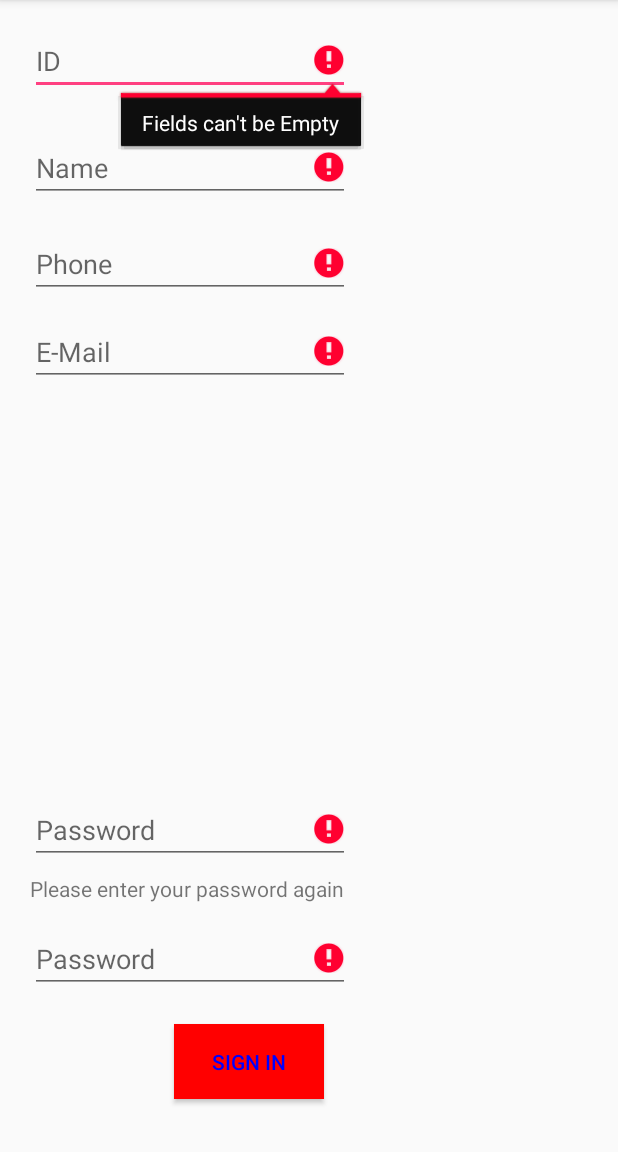
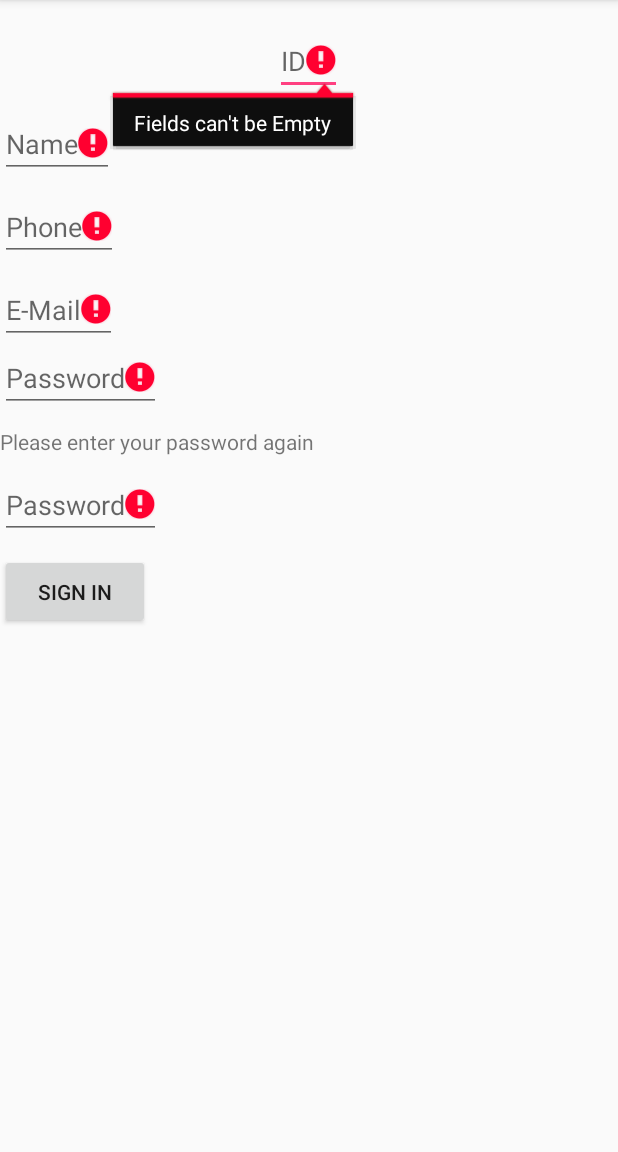
Before and after one commit to RaphBloch/DriverApp, an Android app: the RegisterActivity screen opened directly, with no data from a screen before it, on a phone screen of 412 x 824 dp, the part 84-1236 px from its top. Run offline under Robolectric (Android 15) with nearby library versions, the phone set to English and light mode, and no system bars.

Commit message:
debut2emeappli

```diff
--- a/app/src/main/java/com/example/elie/driverapp/MainActivity.java
+++ b/app/src/main/java/com/example/elie/driverapp/MainActivity.java
@@ -51,11 +51,11 @@ public class MainActivity extends AppCompatActivity
         if(sharedPreferences.contains(Pass))
             Password.setText(sharedPreferences.getString(Pass,""));
 
-       FireBase_DSManager.notifyToDriverList(new FireBase_DSManager.NotifyDataChange<List<Driver>>() {
+        FireBase_DSManager.notifyToDriverList(new FireBase_DSManager.NotifyDataChange<List<Driver>>() {
             @Override
             public void OnDataChanged(List<Driver> obj)
             {
-                Toast.makeText(getBaseContext(),"Essai",Toast.LENGTH_LONG).show();
+                Toast.makeText(getBaseContext(),"UN Driver A ETE RAJOUTE JTM",Toast.LENGTH_SHORT).show();
 
             }
 
@@ -66,6 +66,8 @@ public class MainActivity extends AppCompatActivity
 
             }
         });
+
+
 
     }
 
@@ -104,11 +106,12 @@ public class MainActivity extends AppCompatActivity
             @Override
             public void onClick(View v)
             {
-                Store(v);
+               // Store(v);
                 Driver d= new Driver(i);
                 FireBase_DSManager fireBase_dsManager = new FireBase_DSManager();
                 fireBase_dsManager.addDriver(d);
                 i++;
+
             }
 
 
--- a/app/src/main/java/com/example/elie/driverapp/Model/DS/FireBase_DSManager.java
+++ b/app/src/main/java/com/example/elie/driverapp/Model/DS/FireBase_DSManager.java
@@ -96,7 +96,7 @@ public class FireBase_DSManager
             @Override
             public void onSuccess(Void aVoid) {
                 action.OnSuccess(driver.getName());
-                action.OnProgress("Load Clientrequest data",100);
+                action.OnProgress("Load Driver data",100);
             }
         }).addOnFailureListener(new OnFailureListener() {
             @Override
@@ -129,6 +129,7 @@ public class FireBase_DSManager
                 ClientRequest c = dataSnapshot.getValue(ClientRequest.class);
                 String ID = dataSnapshot.getKey();
                 c.setId(Integer.parseInt(ID));
+                ClientsList.add(c);
                 notifyDataChange.OnDataChanged(ClientsList);
             }
 
@@ -148,8 +149,9 @@ public class FireBase_DSManager
             }
 
             @Override
-            public void onCancelled(DatabaseError databaseError) {
-
+            public void onCancelled(DatabaseError databaseError)
+            {
+                notifyDataChange.OnFailure(databaseError.toException());
             }
         };
 
@@ -164,13 +166,14 @@ public class FireBase_DSManager
 
     {
         if(notifyDataChange !=  null)
-        {
-            if(clientRefChildEventListener != null)
+
+            if(driverRefChildEventListener != null)
             {
                 notifyDataChange.OnFailure(new Exception("No change"));
                 return;
             }
 
+            DriversList.clear();
 
 
             driverRefChildEventListener= new ChildEventListener() {
@@ -178,8 +181,9 @@ public class FireBase_DSManager
                 public void onChildAdded(DataSnapshot dataSnapshot, String s)
                 {
                     Driver d = dataSnapshot.getValue(Driver.class);
-                    String ID = dataSnapshot.getKey();
+                    String ID= dataSnapshot.getKey();
                     d.setID(Integer.parseInt(ID));
+                    DriversList.add(d);
                     notifyDataChange.OnDataChanged(DriversList);
                 }
 
@@ -200,20 +204,22 @@ public class FireBase_DSManager
 
                 @Override
                 public void onCancelled(DatabaseError databaseError) {
+                    notifyDataChange.OnFailure(databaseError.toException());
 
                 }
             };
 
             DriversRef.addChildEventListener(driverRefChildEventListener);
         }
-    }
 
 
+        public static void   stopNotifyToClientList()
+         {
 
+                    if  (clientRefChildEventListener  !=  null )
+                            ClientsRef.removeEventListener(clientRefChildEventListener);
+                    clientRefChildEventListener=null;
 
+        }
 
-
-
-
-
-}
+    }
--- a/app/src/main/java/com/example/elie/driverapp/Model/Entities/Driver.java
+++ b/app/src/main/java/com/example/elie/driverapp/Model/Entities/Driver.java
@@ -63,7 +63,7 @@ public class Driver implements Serializable
 
     public Driver(int i)
     {
-        Name="rr";
+        Name="meir";
         Phone="065";
         ID=i;
         Mail="@";
--- a/app/src/main/res/layout/activity_register.xml
+++ b/app/src/main/res/layout/activity_register.xml
@@ -1,5 +1,5 @@
 <?xml version="1.0" encoding="utf-8"?>
-<RelativeLayout
+<ScrollView
     xmlns:android="http://schemas.android.com/apk/res/android"
     xmlns:app="http://schemas.android.com/apk/res-auto"
     xmlns:tools="http://schemas.android.com/tools"
@@ -8,21 +8,17 @@
     tools:context=".RegisterActivity">
 
 
-    <RelativeLayout
+    <LinearLayout
         android:layout_width="match_parent"
         android:layout_height="match_parent"
-        android:layout_alignParentStart="true"
-        android:layout_alignParentTop="true">
+        android:orientation="vertical">
 
         <EditText
             android:id="@+id/ID"
             android:layout_width="wrap_content"
             android:layout_height="wrap_content"
-            android:layout_alignParentStart="true"
-            android:layout_alignParentTop="true"
-            android:layout_marginStart="20dp"
+            android:layout_gravity="center"
             android:layout_marginTop="18dp"
-            android:ems="10"
             android:hint="@string/ID"
             android:inputType="number" />
 
@@ -30,10 +26,7 @@
             android:id="@+id/Name"
             android:layout_width="wrap_content"
             android:layout_height="wrap_content"
-            android:layout_alignParentTop="true"
-            android:layout_alignStart="@+id/ID"
-            android:layout_marginTop="89dp"
-            android:ems="10"
+            android:layout_marginTop="10dp"
             android:hint="@string/Name"
             android:inputType="textPersonName"
             android:text="" />
@@ -42,10 +35,7 @@
             android:id="@+id/Phone"
             android:layout_width="wrap_content"
             android:layout_height="wrap_content"
-            android:layout_alignParentTop="true"
-            android:layout_alignStart="@+id/ID"
-            android:layout_marginTop="153dp"
-            android:ems="10"
+            android:layout_marginTop="10dp"
             android:hint="@string/Phone"
             android:inputType="phone" />
 
@@ -53,10 +43,7 @@
             android:id="@+id/Mail"
             android:layout_width="wrap_content"
             android:layout_height="wrap_content"
-            android:layout_alignParentTop="true"
-            android:layout_alignStart="@+id/ID"
-            android:layout_marginTop="212dp"
-            android:ems="10"
+            android:layout_marginTop="10dp"
             android:hint="@string/Mail"
             android:inputType="textEmailAddress" />
 
@@ -64,11 +51,7 @@
             android:id="@+id/Password1"
             android:layout_width="wrap_content"
             android:layout_height="wrap_content"
-            android:layout_alignParentBottom="true"
-            android:layout_alignStart="@+id/ID"
-            android:layout_marginBottom="192dp"
-
-            android:ems="10"
+            android:layout_marginBottom="10dp"
             android:hint="@string/Password"
             android:inputType="textPassword" />
 
@@ -76,36 +59,28 @@
             android:id="@+id/Confirmation"
             android:layout_width="wrap_content"
             android:layout_height="wrap_content"
-            android:layout_alignParentBottom="true"
-            android:layout_alignStart="@+id/ID"
-            android:layout_marginBottom="166dp"
+            android:layout_marginBottom="10dp"
             android:text="@string/Confirmation" />
 
         <EditText
             android:id="@+id/Password2"
             android:layout_width="wrap_content"
             android:layout_height="wrap_content"
-            android:layout_alignParentBottom="true"
-            android:layout_alignStart="@+id/ID"
-            android:layout_marginBottom="106dp"
-            android:ems="10"
+            android:layout_marginBottom="10dp"
             android:hint="@string/Password"
             android:inputType="textPassword" />
 
-    </RelativeLayout>
+
 
     <Button
         android:id="@+id/Register"
         android:layout_width="100dp"
         android:layout_height="50dp"
-        android:layout_alignParentBottom="true"
-        android:layout_alignParentStart="true"
-        android:layout_marginBottom="35dp"
-        android:layout_marginStart="116dp"
-        android:background="@color/Red"
-        android:textColor="@color/Blue"
+        android:layout_marginBottom="20dp"
         android:gravity="center"
         android:text="@string/Register" />
 
+    </LinearLayout>
 
-</RelativeLayout>
+
+</ScrollView>
```
